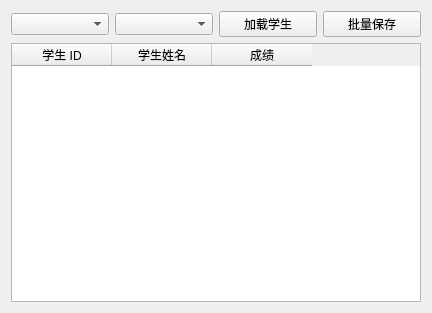
Azulfufu/Qt-student-performance, file student/scoreinputwidget.ui: the form before one commit.
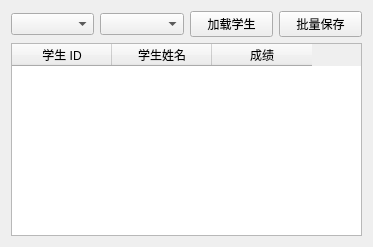
The form after the commit.

Commit message: 完善批量保存功能

```diff
--- a/student/scoreinputwidget.ui
+++ b/student/scoreinputwidget.ui
@@ -6,8 +6,8 @@
    <rect>
     <x>0</x>
     <y>0</y>
-    <width>432</width>
-    <height>313</height>
+    <width>373</width>
+    <height>247</height>
    </rect>
   </property>
   <property name="windowTitle">
```
The commit also changes 1 other file.
